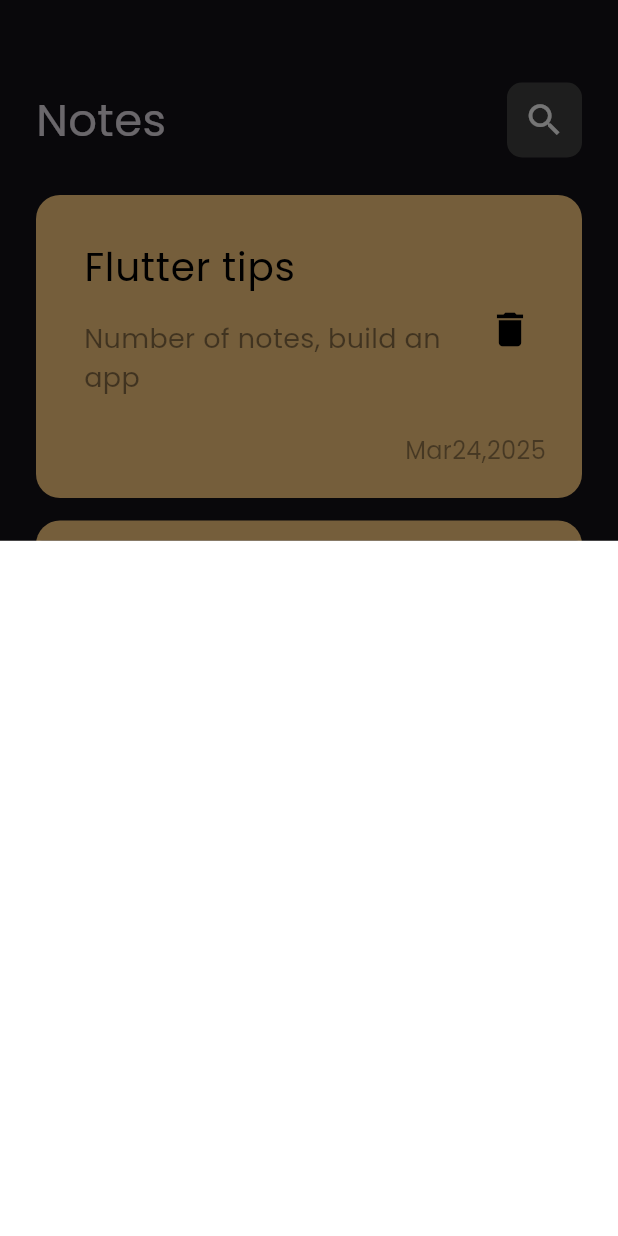
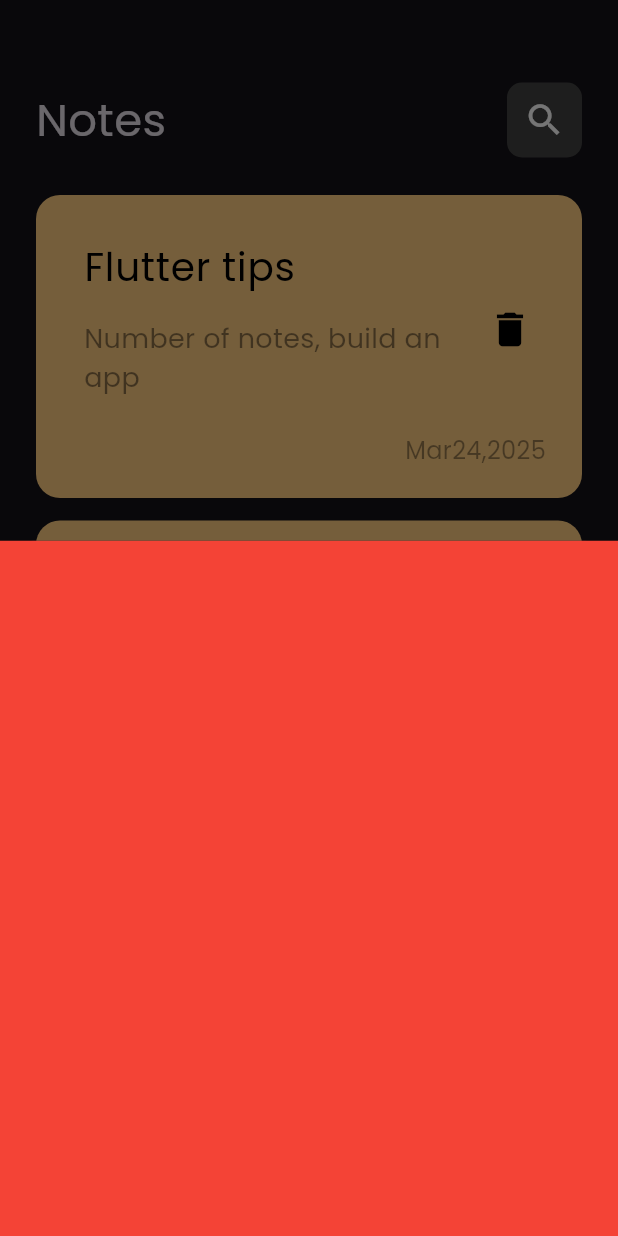
Before and after one commit to Ehabhanna1/Notes-App, a Flutter app: the screen it shows after launch, after a tap on the "add" icon, on a phone screen of 412 x 824 dp. Run offline on Flutter 3.47's test engine with Material 3 defaults, Android fonts, the phone set to English and light mode, and no system bars.

Commit message:
add border raidius to buttom sheet

```diff
--- a/lib/views/notes_view.dart
+++ b/lib/views/notes_view.dart
@@ -9,12 +9,14 @@ class NotesView extends StatelessWidget {
   Widget build(BuildContext context) {
     return Scaffold(
       floatingActionButton: Padding(
-        padding: const EdgeInsets.only(bottom: 23,),
+        padding: const EdgeInsets.symmetric(vertical: 20),
         child: FloatingActionButton(
-          shape: RoundedRectangleBorder(borderRadius: BorderRadius.circular(28)),
-          backgroundColor: Colors.blue,
+        shape: RoundedRectangleBorder(borderRadius: BorderRadius.circular(28)),
+          backgroundColor: Colors.tealAccent,
           onPressed: (){
-            showModalBottomSheet(context: context, builder: (context){
+            showModalBottomSheet(
+              shape:  RoundedRectangleBorder(borderRadius: BorderRadius.circular(22)),
+              context: context, builder: (context){
              return const AddNotesButtomSheet();
             });
           },
--- a/lib/views/widgets/add_note_buttom_sheet.dart
+++ b/lib/views/widgets/add_note_buttom_sheet.dart
@@ -6,7 +6,9 @@ class AddNotesButtomSheet extends StatelessWidget {
   @override
   Widget build(BuildContext context) {
     return Container(
-      color: Colors.white,
+      color: Colors.red,
+
+
 
     );
   }
```
